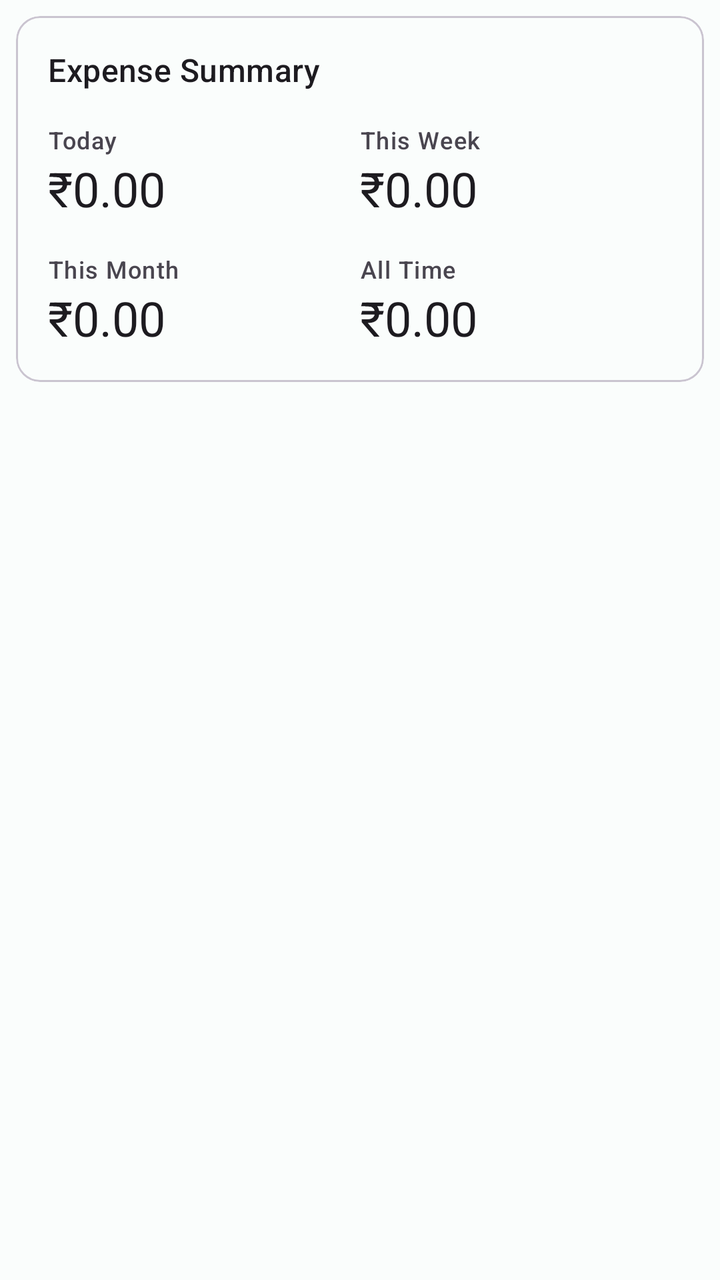
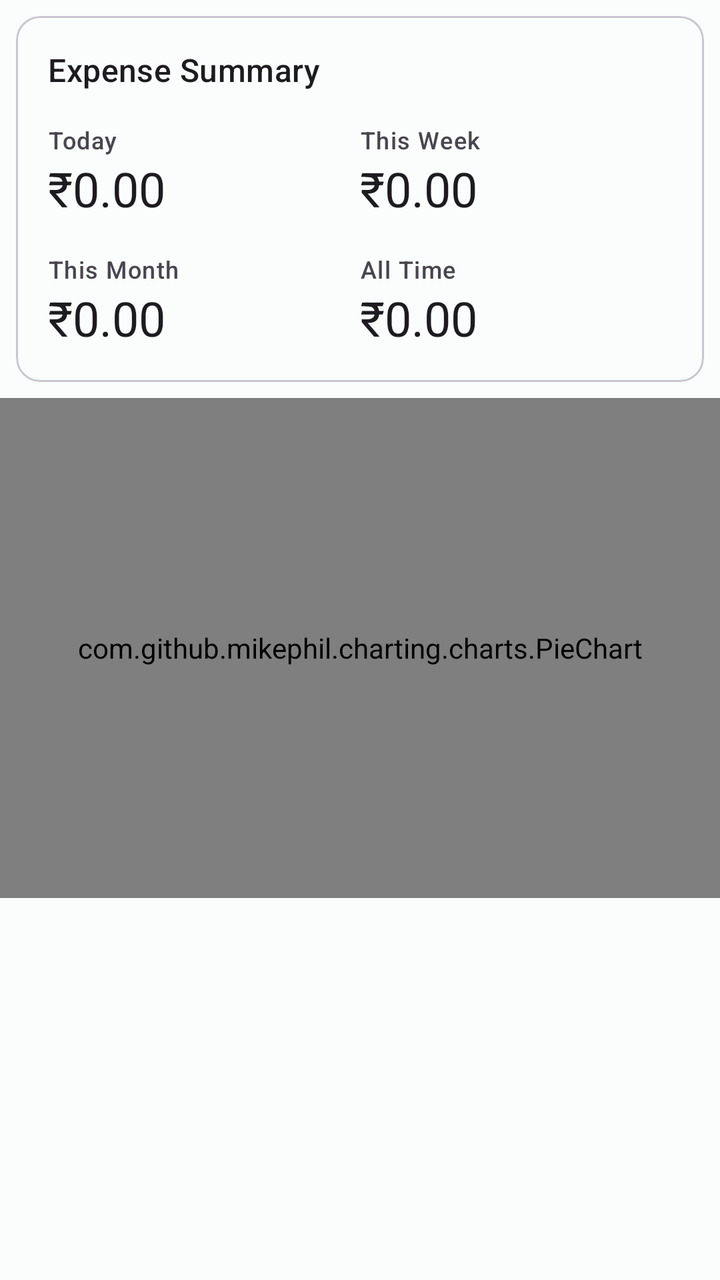

Two renders of the same Android screen: before a commit and after it. Below are the layout's source before the change and the commit's diff.
<!-- AndroidManifest.xml: application theme Theme.SmartC -->
<!-- res/layout/fragment_expense_list.xml -->
<?xml version="1.0" encoding="utf-8"?>
<LinearLayout xmlns:android="http://schemas.android.com/apk/res/android"
    android:layout_width="match_parent"
    android:layout_height="match_parent"
    android:orientation="vertical">

    <include layout="@layout/expense_summary_card" />

    <androidx.recyclerview.widget.RecyclerView
        android:id="@+id/recycler_view_fragment"
        android:layout_width="match_parent"
        android:layout_height="match_parent" />

</LinearLayout>
<!-- res/layout/expense_summary_card.xml (included above) -->
<?xml version="1.0" encoding="utf-8"?>
<com.google.android.material.card.MaterialCardView
    xmlns:android="http://schemas.android.com/apk/res/android"
    android:layout_width="match_parent"
    android:layout_height="wrap_content"
    android:layout_margin="8dp">

    <LinearLayout
        android:layout_width="match_parent"
        android:layout_height="wrap_content"
        android:orientation="vertical"
        android:padding="16dp">

        <TextView
            android:layout_width="wrap_content"
            android:layout_height="wrap_content"
            android:text="Expense Summary"
            android:textAppearance="?attr/textAppearanceTitleMedium" />

        <LinearLayout
            android:layout_width="match_parent"
            android:layout_height="wrap_content"
            android:layout_marginTop="16dp"
            android:orientation="horizontal">

            <LinearLayout
                android:layout_width="0dp"
                android:layout_height="wrap_content"
                android:layout_weight="1"
                android:orientation="vertical">
                <TextView
                    android:layout_width="wrap_content"
                    android:layout_height="wrap_content"
                    android:text="Today"
                    android:textAppearance="?attr/textAppearanceLabelMedium"/>
                <TextView
                    android:id="@+id/text_total_today"
                    android:layout_width="wrap_content"
                    android:layout_height="wrap_content"
                    android:text="₹0.00"
                    android:textAppearance="?attr/textAppearanceHeadlineSmall" />
            </LinearLayout>

            <LinearLayout
                android:layout_width="0dp"
                android:layout_height="wrap_content"
                android:layout_weight="1"
                android:orientation="vertical">
                <TextView
                    android:layout_width="wrap_content"
                    android:layout_height="wrap_content"
                    android:text="This Week"
                    android:textAppearance="?attr/textAppearanceLabelMedium"/>
                <TextView
                    android:id="@+id/text_total_week"
                    android:layout_width="wrap_content"
                    android:layout_height="wrap_content"
                    android:text="₹0.00"
                    android:textAppearance="?attr/textAppearanceHeadlineSmall" />
            </LinearLayout>
        </LinearLayout>

        <LinearLayout
            android:layout_width="match_parent"
            android:layout_height="wrap_content"
            android:layout_marginTop="16dp"
            android:orientation="horizontal">

            <LinearLayout
                android:layout_width="0dp"
                android:layout_height="wrap_content"
                android:layout_weight="1"
                android:orientation="vertical">
                <TextView
                    android:layout_width="wrap_content"
                    android:layout_height="wrap_content"
                    android:text="This Month"
                    android:textAppearance="?attr/textAppearanceLabelMedium"/>
                <TextView
                    android:id="@+id/text_total_month"
                    android:layout_width="wrap_content"
                    android:layout_height="wrap_content"
                    android:text="₹0.00"
                    android:textAppearance="?attr/textAppearanceHeadlineSmall" />
            </LinearLayout>

            <LinearLayout
                android:layout_width="0dp"
                android:layout_height="wrap_content"
                android:layout_weight="1"
                android:orientation="vertical">
                <TextView
                    android:layout_width="wrap_content"
                    android:layout_height="wrap_content"
                    android:text="All Time"
                    android:textAppearance="?attr/textAppearanceLabelMedium"/>
                <TextView
                    android:id="@+id/text_total_all_time"
                    android:layout_width="wrap_content"
                    android:layout_height="wrap_content"
                    android:text="₹0.00"
                    android:textAppearance="?attr/textAppearanceHeadlineSmall" />
            </LinearLayout>
        </LinearLayout>
    </LinearLayout>
</com.google.android.material.card.MaterialCardView>
<!-- resources referenced by this layout -->
<resources>
  <style name="Theme.SmartC" parent="Base.Theme.SmartC" />
  <style name="Base.Theme.SmartC" parent="Theme.Material3.DayNight.NoActionBar">
          <item name="colorPrimary">@color/md_theme_primary</item>
          <item name="colorPrimaryContainer">@color/md_theme_primaryContainer</item>
          <item name="colorOnPrimaryContainer">@color/md_theme_onPrimaryContainer</item>
          <item name="colorSecondary">@color/md_theme_secondary</item>
          <item name="colorOnSecondary">@color/md_theme_onSecondary</item>
          <item name="android:colorBackground">@color/md_theme_background</item>
          <item name="colorSurface">@color/md_theme_surface</item>
      </style>
  <color name="md_theme_primary">#006A6A</color>
  <color name="md_theme_primaryContainer">#70F7F6</color>
  <color name="md_theme_onPrimaryContainer">#002020</color>
  <color name="md_theme_secondary">#4A6363</color>
  <color name="md_theme_onSecondary">#FFFFFF</color>
  <color name="md_theme_background">#FAFDFC</color>
  <color name="md_theme_surface">#FAFDFC</color>
</resources>

<!-- the commit's change to res/layout/fragment_expense_list.xml (unified diff, before → after) -->
@@ -5,11 +5,18 @@
     android:orientation="vertical">
 
     <include layout="@layout/expense_summary_card" />
+    
+    <com.github.mikephil.charting.charts.PieChart
+        android:id="@+id/pieChart"
+        android:layout_width="match_parent"
+        android:layout_height="250dp"
+        android:layout_marginBottom="8dp"/>
 
     <androidx.recyclerview.widget.RecyclerView
         android:id="@+id/recycler_view_fragment"
         android:layout_width="match_parent"
-        android:layout_height="match_parent" />
+        android:layout_height="0dp"
+        android:layout_weight="1" />
 
 </LinearLayout>
 <!-- res/layout/expense_summary_card.xml (included above) -->
